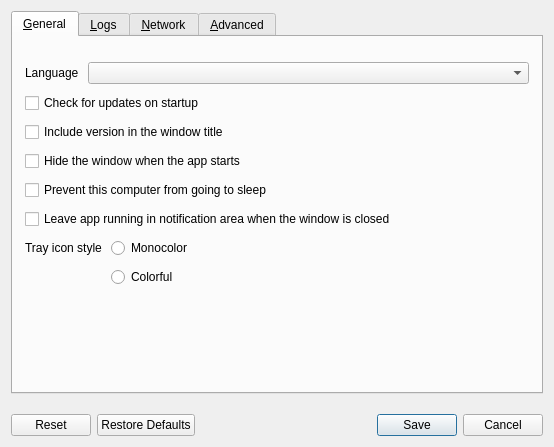
Old version of the form src/lib/gui/dialogs/SettingsDialog.ui in the repository deskflow/deskflow.
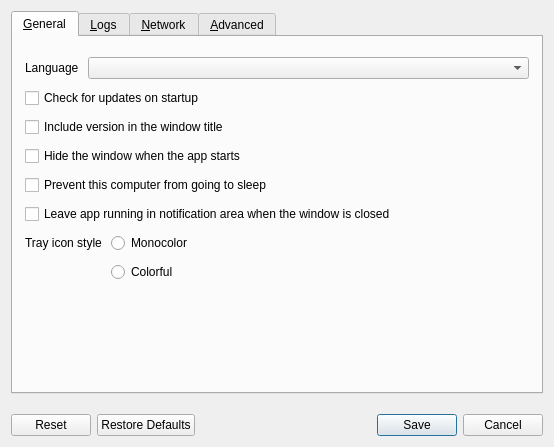
New version of the form. Icons and pictures are not drawn.

Commit message: refactor: SettingsDialog adjust tab layout to have consistant top and bottom margins

The edit to the form file:
```diff
--- a/src/lib/gui/dialogs/SettingsDialog.ui
+++ b/src/lib/gui/dialogs/SettingsDialog.ui
@@ -40,11 +40,14 @@
         <number>12</number>
        </property>
        <property name="topMargin">
-        <number>25</number>
+        <number>20</number>
        </property>
        <property name="rightMargin">
         <number>12</number>
        </property>
+       <property name="bottomMargin">
+        <number>20</number>
+       </property>
        <item>
         <layout class="QHBoxLayout" name="horizontalLayout_3">
          <item>
```
Left out of the diff: 15 changed lines with no effect on the pictures.
